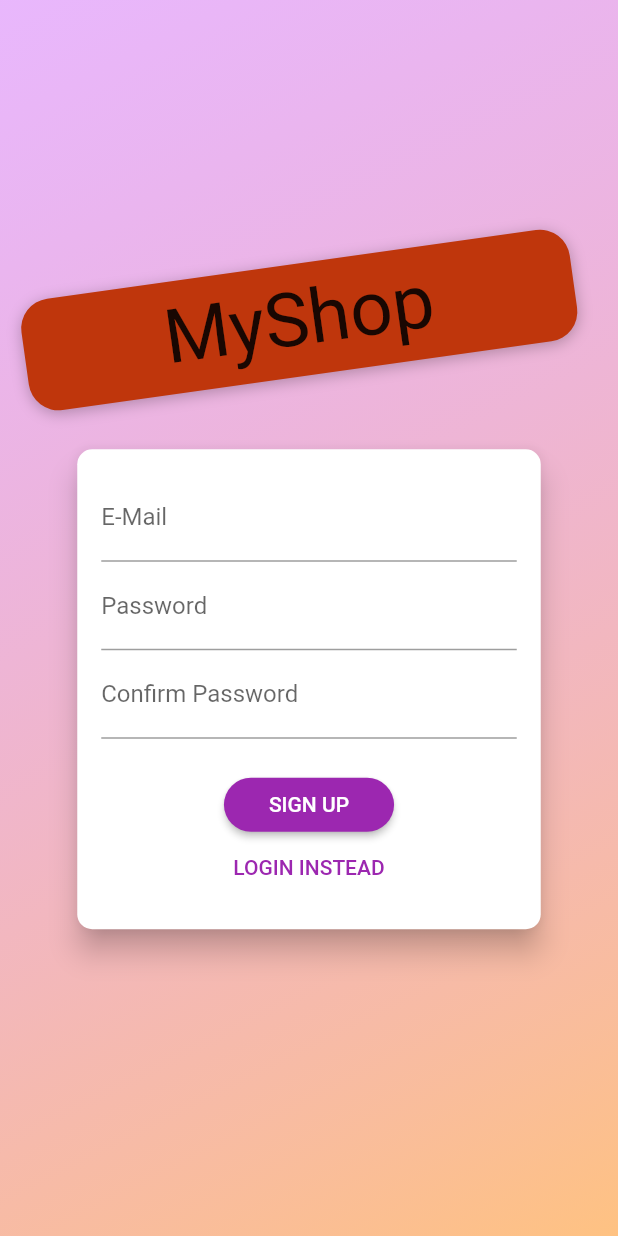
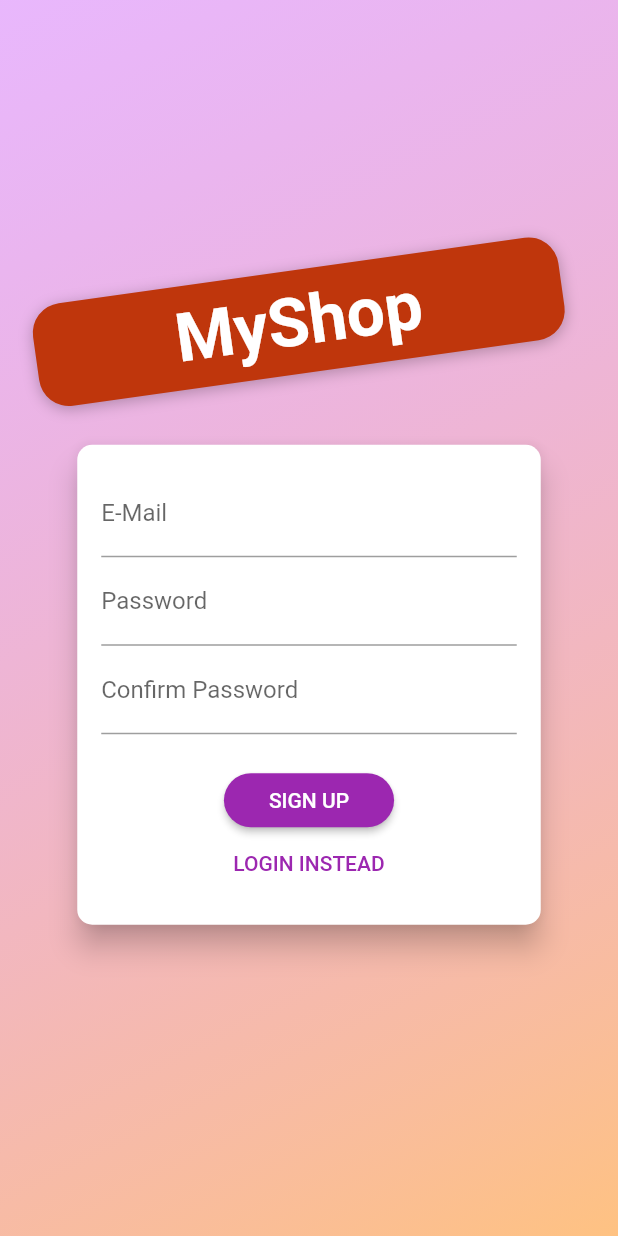
Before and after one commit to RidhamK/ShopApp, a Flutter app: the screen it shows after launch, after a tap on an icon or button, on a phone screen of 412 x 824 dp. Run offline on Flutter 3.47's test engine with Material 2 defaults, Android fonts, the phone set to English and light mode, and no system bars; our stand-ins replace shared_preferences; network calls fail; Roboto replaces fonts that are missing (Anton).

Commit message:
update doc

```diff
--- a/lib/main.dart
+++ b/lib/main.dart
@@ -2,6 +2,7 @@ import 'package:flutter/material.dart';
 import 'package:provider/provider.dart';
 import 'package:shopapp/provider/auth.dart';
 import 'package:shopapp/screens/auth_screen.dart';
+import 'package:shopapp/screens/spalsh_screen.dart';
 import './provider/cart.dart';
 import './provider/order.dart';
 import './screens/cart_screen.dart';
@@ -29,12 +30,12 @@ class MyApp extends StatelessWidget {
           create: (ctx) => Auth(),
         ),
         ChangeNotifierProxyProvider<Auth, Products>(
+          create: (ctx) => Products(null, null, []),
           update: (ctx, auth, previousProducts) => Products(
             auth.token,
             auth.userId,
             previousProducts == null ? [] : previousProducts.items,
           ),
-          create: (ctx) => Products(null, null, []),
         ),
         ChangeNotifierProvider(
           create: (ctx) => Cart(),
@@ -54,9 +55,17 @@ class MyApp extends StatelessWidget {
           theme: ThemeData(
               primarySwatch: Colors.purple,
               // ignore: deprecated_member_use
-              accentColor: Colors.orangeAccent),
+              accentColor: Colors.white),
           // home: const ProductOverview(),
-          home: auth.isAuth ? ProductOverview() : AuthScreen(),
+          home: auth.isAuth
+              ? ProductOverview()
+              : FutureBuilder(
+                  future: auth.tryAutoLogin(),
+                  builder: (context, snapshot) =>
+                      snapshot.connectionState == ConnectionState.waiting
+                          ? SplashScreen()
+                          : AuthScreen(),
+                ),
           routes: {
             ProductDetailScreen.routeName: (ctx) => const ProductDetailScreen(),
             CartScreen.routeName: (ctx) => const CartScreen(),
--- a/lib/provider/auth.dart
+++ b/lib/provider/auth.dart
@@ -1,20 +1,31 @@
 import 'dart:convert';
+import 'dart:async';
 
 import 'package:flutter/widgets.dart';
 import 'package:http/http.dart' as http;
+import 'package:shared_preferences/shared_preferences.dart';
 
 class Auth with ChangeNotifier {
   String? _token;
   DateTime? _expiryDate;
   String? _userId;
+  Timer? _authTimer;
 
-  String get userId {
-    return _userId!;
+  bool get isAuth {
+    return _token != null;
   }
 
-  bool get isAuth {
-    return token != null;
+  String? get userId {
+    return _userId;
   }
+
+  // String? get userId {
+  //   if (_userId == null) {
+  //     return null;
+  //   } else {
+  //     return _userId;
+  //   }
+  // }
 
   String? get token {
     if (_expiryDate != null &&
@@ -55,10 +66,45 @@ class Auth with ChangeNotifier {
           ),
         ),
       );
+      _autoLogout();
       notifyListeners();
+      final prefs = await SharedPreferences.getInstance();
+      final userData = json.encode(
+        {
+          'token': _token,
+          'userId': _userId,
+          'expiryDate': _expiryDate!.toIso8601String(),
+        },
+      );
+      print(userData);
+      prefs.setString('userData', userData);
     } catch (error) {
       rethrow;
     }
+  }
+
+  Future<bool> tryAutoLogin() async {
+    print("try to log in");
+    final prefs = await SharedPreferences.getInstance();
+    if (!prefs.containsKey('userData')) {
+      print('does not contain key');
+      return false;
+    }
+    final extractedUserData = json
+        .decode(prefs.getString('userData').toString()) as Map<String, dynamic>;
+    final expiryDate =
+        DateTime.parse(extractedUserData['expiryDate'] as String);
+    print(extractedUserData.runtimeType);
+
+    if (expiryDate.isBefore(DateTime.now())) {
+      return false;
+    }
+    _token = extractedUserData['token'] as String;
+    _userId = extractedUserData['userId'] as String;
+    _expiryDate = expiryDate;
+    notifyListeners();
+    _autoLogout();
+    return true;
   }
 
   Future<void> signUp(String email, String password) async {
@@ -69,10 +115,25 @@ class Auth with ChangeNotifier {
     return authantication(email, password, 'signInWithPassword');
   }
 
-  void logout() {
+  Future<void> logout() async {
     _token = null;
     _userId = null;
     _expiryDate = null;
+    if (_authTimer != null) {
+      _authTimer!.cancel();
+      _authTimer = null;
+    }
     notifyListeners();
+    final prefs = await SharedPreferences.getInstance();
+    // prefs.remove('userData');
+    prefs.clear();
+  }
+
+  void _autoLogout() {
+    if (_authTimer != null) {
+      _authTimer!.cancel();
+    }
+    final timeToExpiry = _expiryDate!.difference(DateTime.now()).inSeconds;
+    _authTimer = Timer(Duration(seconds: timeToExpiry), logout);
   }
 }
--- a/lib/provider/products.dart
+++ b/lib/provider/products.dart
@@ -41,7 +41,7 @@ class Products with ChangeNotifier {
     //        // ),
   ];
 
-  final String? authtoken;
+  String? authtoken;
   String? userId;
   // final Product previousProducts;
 
@@ -114,6 +114,8 @@ class Products with ChangeNotifier {
           'https://shop-app-cee2b-default-rtdb.firebaseio.com/userFav/$userId.json?auth=$authtoken');
       final favoriteResponse = await http.get(url);
       final favoriteData = json.decode(favoriteResponse.body);
+      // print(favoriteData['-MgeSe-BwJz5HblzVD4T']);
+
       final List<Product> loadedProducts = [];
       extractedData.forEach((prodId, prodData) {
         loadedProducts.add(Product(
@@ -122,11 +124,12 @@ class Products with ChangeNotifier {
           description: prodData['description'],
           price: prodData['price'],
           isFavorite:
-              favoriteData == null ? false : favoriteData[prodId] ?? false,
+              favoriteData == null ? false : favoriteData['prodId'] ?? false,
           imageUrl: prodData['imageUrl'],
         ));
       });
       item = loadedProducts;
+      print(item.length);
       notifyListeners();
     } catch (error) {
       throw (error);
--- a/lib/screens/auth_screen.dart
+++ b/lib/screens/auth_screen.dart
@@ -63,16 +63,13 @@ class AuthScreen extends StatelessWidget {
                           )
                         ],
                       ),
-                      child: Text(
+                      child: const Text(
                         'MyShop',
                         style: TextStyle(
-                          color: Theme.of(context)
-                              .accentTextTheme
-                              .headline1!
-                              .backgroundColor,
-                          fontSize: 50,
+                          color: Colors.white,
+                          fontSize: 45,
                           fontFamily: 'Anton',
-                          fontWeight: FontWeight.normal,
+                          fontWeight: FontWeight.bold,
                         ),
                       ),
                     ),
@@ -144,7 +141,7 @@ class _AuthCardState extends State<AuthCard> {
           _authData['email']!,
           _authData['password']!,
         );
-        print('a');
+        // print('a');
       } else {
         // Sign user up
         await Provider.of<Auth>(context, listen: false).signUp(
@@ -153,29 +150,27 @@ class _AuthCardState extends State<AuthCard> {
         );
         print('a');
       }
-    }
-    // on HttpExtentions catch (error) {
-    //   var errorMessage = 'Authentication failed';
-    //   if (error.toString().contains('EMAIL_EXISTS')) {
-    //     errorMessage = 'This email address is already in use.';
-    //   } else if (error.toString().contains('INVALID_EMAIL')) {
-    //     errorMessage = 'This is not a valid email address';
-    //   } else if (error.toString().contains('WEAK_PASSWORD')) {
-    //     errorMessage = 'This password is too weak.';
-    //   } else if (error.toString().contains('EMAIL_NOT_FOUND')) {
-    //     errorMessage = 'Could not find a user with that email.';
-    //   } else if (error.toString().contains('INVALID_PASSWORD')) {
-    //     errorMessage = 'Invalid password.';
-    //   }
-    //   print(errorMessage);
-    //   // _showErrorDialog(errorMessage);
-    // }
-    catch (error) {
-      // const errorMessage =
-      //     'Could not authenticate you. Please try again later.';
-      // print(errorMessage);
+    } on HttpExtentions catch (error) {
+      var errorMessage = 'Authentication failed';
+      if (error.toString().contains('EMAIL_EXISTS')) {
+        errorMessage = 'This email address is already in use.';
+      } else if (error.toString().contains('INVALID_EMAIL')) {
+        errorMessage = 'This is not a valid email address';
+      } else if (error.toString().contains('WEAK_PASSWORD')) {
+        errorMessage = 'This password is too weak.';
+      } else if (error.toString().contains('EMAIL_NOT_FOUND')) {
+        errorMessage = 'Could not find a user with that email.';
+      } else if (error.toString().contains('INVALID_PASSWORD')) {
+        errorMessage = 'Invalid password.';
+      }
+      print(errorMessage);
+      _showErrorDialog(errorMessage);
+    } catch (error) {
+      const errorMessage =
+          'Could not authenticate you. Please try again later.';
+      print(errorMessage);
       print(error);
-      // _showErrorDialog(errorMessage);
+      _showErrorDialog(errorMessage);
     }
 
     setState(() {
@@ -203,7 +198,9 @@ class _AuthCardState extends State<AuthCard> {
         borderRadius: BorderRadius.circular(10.0),
       ),
       elevation: 8.0,
-      child: Container(
+      child: AnimatedContainer(
+        duration: Duration(milliseconds: 300),
+        curve: Curves.easeIn,
         height: _authMode == AuthMode.Signup ? 320 : 260,
         constraints:
             BoxConstraints(minHeight: _authMode == AuthMode.Signup ? 320 : 260),
--- /dev/null
+++ b/lib/screens/spalsh_screen.dart
@@ -0,0 +1,14 @@
+import 'package:flutter/material.dart';
+
+class SplashScreen extends StatelessWidget {
+  const SplashScreen({Key? key}) : super(key: key);
+
+  @override
+  Widget build(BuildContext context) {
+    return const Scaffold(
+      body: Center(
+        child: Text('Loading....'),
+      ),
+    );
+  }
+}
--- a/pubspec.yaml
+++ b/pubspec.yaml
@@ -32,6 +32,7 @@ dependencies:
   provider: ^5.0.0
   intl: ^0.17.0
   http: ^0.13.3
+  shared_preferences: ^2.0.6
 
 
   # The following adds the Cupertino Icons font to your application.
```
Also changed, not shown: lib/screens/product_detail_screen.dart (+7 -3 lines), lib/screens/user_product_screen.dart (+3 -6 lines), lib/widgets/app_drawer.dart (+7 -1 lines), lib/widgets/productitem.dart (+7 -4 lines), pubspec.lock.
